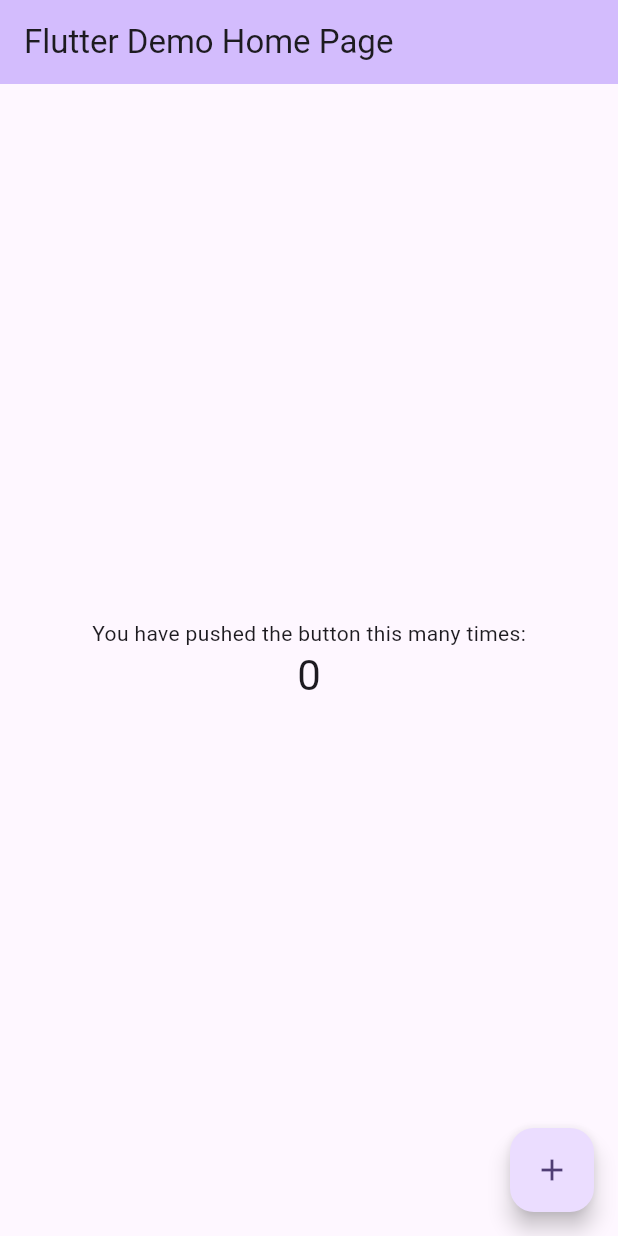
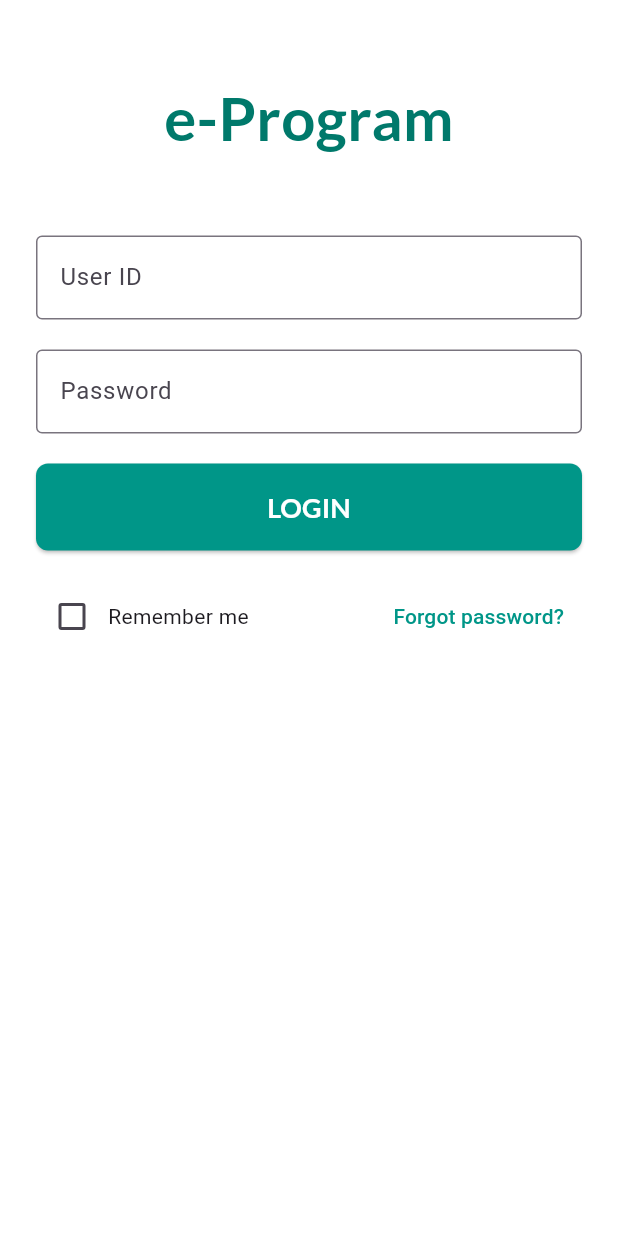
Before and after one commit to arshuvocse/eProgramApps, a Flutter app: the screen it shows after launch, on a phone screen of 412 x 824 dp. Run offline on Flutter 3.47's test engine with Material 3 defaults, Android fonts, the phone set to English and light mode, and no system bars; our stand-ins replace go_router, google_fonts.

Commit message:
Add all project files

```diff
--- a/lib/main.dart
+++ b/lib/main.dart
@@ -1,4 +1,8 @@
+
 import 'package:flutter/material.dart';
+import 'package:provider/provider.dart';
+import 'viewmodels/auth_viewmodel.dart';
+import 'router.dart';
 
 void main() {
   runApp(const MyApp());
@@ -7,116 +11,23 @@ void main() {
 class MyApp extends StatelessWidget {
   const MyApp({super.key});
 
-  // This widget is the root of your application.
   @override
   Widget build(BuildContext context) {
-    return MaterialApp(
-      title: 'Flutter Demo',
-      theme: ThemeData(
-        // This is the theme of your application.
-        //
-        // TRY THIS: Try running your application with "flutter run". You'll see
-        // the application has a purple toolbar. Then, without quitting the app,
-        // try changing the seedColor in the colorScheme below to Colors.green
-        // and then invoke "hot reload" (save your changes or press the "hot
-        // reload" button in a Flutter-supported IDE, or press "r" if you used
-        // the command line to start the app).
-        //
-        // Notice that the counter didn't reset back to zero; the application
-        // state is not lost during the reload. To reset the state, use hot
-        // restart instead.
-        //
-        // This works for code too, not just values: Most code changes can be
-        // tested with just a hot reload.
-        colorScheme: ColorScheme.fromSeed(seedColor: Colors.deepPurple),
+    return ChangeNotifierProvider(
+      create: (context) => AuthViewModel(),
+      child: Consumer<AuthViewModel>(
+        builder: (context, authViewModel, child) {
+          final appRouter = AppRouter(authViewModel: authViewModel);
+          return MaterialApp.router(
+            title: 'e-Program',
+            theme: ThemeData(
+              primarySwatch: Colors.teal,
+              visualDensity: VisualDensity.adaptivePlatformDensity,
+            ),
+            routerConfig: appRouter.router,
+          );
+        },
       ),
-      home: const MyHomePage(title: 'Flutter Demo Home Page'),
     );
   }
 }
-
-class MyHomePage extends StatefulWidget {
-  const MyHomePage({super.key, required this.title});
-
-  // This widget is the home page of your application. It is stateful, meaning
-  // that it has a State object (defined below) that contains fields that affect
-  // how it looks.
-
-  // This class is the configuration for the state. It holds the values (in this
-  // case the title) provided by the parent (in this case the App widget) and
-  // used by the build method of the State. Fields in a Widget subclass are
-  // always marked "final".
-
-  final String title;
-
-  @override
-  State<MyHomePage> createState() => _MyHomePageState();
-}
-
-class _MyHomePageState extends State<MyHomePage> {
-  int _counter = 0;
-
-  void _incrementCounter() {
-    setState(() {
-      // This call to setState tells the Flutter framework that something has
-      // changed in this State, which causes it to rerun the build method below
-      // so that the display can reflect the updated values. If we changed
-      // _counter without calling setState(), then the build method would not be
-      // called again, and so nothing would appear to happen.
-      _counter++;
-    });
-  }
-
-  @override
-  Widget build(BuildContext context) {
-    // This method is rerun every time setState is called, for instance as done
-    // by the _incrementCounter method above.
-    //
-    // The Flutter framework has been optimized to make rerunning build methods
-    // fast, so that you can just rebuild anything that needs updating rather
-    // than having to individually change instances of widgets.
-    return Scaffold(
-      appBar: AppBar(
-        // TRY THIS: Try changing the color here to a specific color (to
-        // Colors.amber, perhaps?) and trigger a hot reload to see the AppBar
-        // change color while the other colors stay the same.
-        backgroundColor: Theme.of(context).colorScheme.inversePrimary,
-        // Here we take the value from the MyHomePage object that was created by
-        // the App.build method, and use it to set our appbar title.
-        title: Text(widget.title),
-      ),
-      body: Center(
-        // Center is a layout widget. It takes a single child and positions it
-        // in the middle of the parent.
-        child: Column(
-          // Column is also a layout widget. It takes a list of children and
-          // arranges them vertically. By default, it sizes itself to fit its
-          // children horizontally, and tries to be as tall as its parent.
-          //
-          // Column has various properties to control how it sizes itself and
-          // how it positions its children. Here we use mainAxisAlignment to
-          // center the children vertically; the main axis here is the vertical
-          // axis because Columns are vertical (the cross axis would be
-          // horizontal).
-          //
-          // TRY THIS: Invoke "debug painting" (choose the "Toggle Debug Paint"
-          // action in the IDE, or press "p" in the console), to see the
-          // wireframe for each widget.
-          mainAxisAlignment: MainAxisAlignment.center,
-          children: <Widget>[
-            const Text('You have pushed the button this many times:'),
-            Text(
-              '$_counter',
-              style: Theme.of(context).textTheme.headlineMedium,
-            ),
-          ],
-        ),
-      ),
-      floatingActionButton: FloatingActionButton(
-        onPressed: _incrementCounter,
-        tooltip: 'Increment',
-        child: const Icon(Icons.add),
-      ), // This trailing comma makes auto-formatting nicer for build methods.
-    );
-  }
-}
--- /dev/null
+++ b/lib/router.dart
@@ -0,0 +1,37 @@
+
+import 'package:go_router/go_router.dart';
+import 'package:myapp/views/dashboard_view.dart';
+import 'package:myapp/views/login_view.dart';
+import 'viewmodels/auth_viewmodel.dart';
+
+class AppRouter {
+  final AuthViewModel authViewModel;
+
+  AppRouter({required this.authViewModel});
+
+  late final router = GoRouter(
+    refreshListenable: authViewModel,
+    routes: [
+      GoRoute(
+        path: '/',
+        builder: (context, state) => const LoginView(),
+        redirect: (context, state) {
+          if (authViewModel.isAuthenticated) {
+            return '/dashboard';
+          }
+          return null;
+        },
+      ),
+      GoRoute(
+        path: '/dashboard',
+        builder: (context, state) => const DashboardView(),
+        redirect: (context, state) {
+          if (!authViewModel.isAuthenticated) {
+            return '/';
+          }
+          return null;
+        },
+      ),
+    ],
+  );
+}
--- /dev/null
+++ b/lib/viewmodels/auth_viewmodel.dart
@@ -0,0 +1,25 @@
+
+import 'package:flutter/material.dart';
+
+class AuthViewModel with ChangeNotifier {
+  bool _isAuthenticated = false;
+
+  bool get isAuthenticated => _isAuthenticated;
+
+  Future<void> login(String userId, String password) async {
+    // Simulate a network request
+    await Future.delayed(const Duration(seconds: 1));
+
+    if (userId == 'Demo' && password == '1234') {
+      _isAuthenticated = true;
+      notifyListeners();
+    } else {
+      throw Exception('Invalid credentials');
+    }
+  }
+
+  void logout() {
+    _isAuthenticated = false;
+    notifyListeners();
+  }
+}
--- /dev/null
+++ b/lib/views/login_view.dart
@@ -0,0 +1,151 @@
+
+import 'package:flutter/material.dart';
+import 'package:google_fonts/google_fonts.dart';
+import 'package:provider/provider.dart';
+import '../viewmodels/auth_viewmodel.dart';
+
+class LoginView extends StatefulWidget {
+  const LoginView({super.key});
+
+  @override
+  State<LoginView> createState() => _LoginViewState();
+}
+
+class _LoginViewState extends State<LoginView> {
+  final _formKey = GlobalKey<FormState>();
+  final _userIdController = TextEditingController();
+  final _passwordController = TextEditingController();
+  bool _rememberMe = false;
+  bool _isLoading = false;
+
+  @override
+  Widget build(BuildContext context) {
+    final authViewModel = Provider.of<AuthViewModel>(context);
+
+    return Scaffold(
+      backgroundColor: Colors.white,
+      body: SafeArea(
+        child: SingleChildScrollView(
+          child: Padding(
+            padding: const EdgeInsets.symmetric(horizontal: 24.0, vertical: 50.0),
+            child: Form(
+              key: _formKey,
+              child: Column(
+                mainAxisAlignment: MainAxisAlignment.center,
+                crossAxisAlignment: CrossAxisAlignment.stretch,
+                children: [
+                  Text(
+                    'e-Program',
+                    textAlign: TextAlign.center,
+                    style: GoogleFonts.lato(
+                      fontSize: 40,
+                      fontWeight: FontWeight.bold,
+                      color: Colors.teal.shade700,
+                    ),
+                  ),
+                  const SizedBox(height: 50),
+                  TextFormField(
+                    controller: _userIdController,
+                    decoration: const InputDecoration(
+                      labelText: 'User ID',
+                      border: OutlineInputBorder(),
+                    ),
+                    validator: (value) {
+                      if (value == null || value.isEmpty) {
+                        return 'Please enter your User ID';
+                      }
+                      return null;
+                    },
+                  ),
+                  const SizedBox(height: 20),
+                  TextFormField(
+                    controller: _passwordController,
+                    obscureText: true,
+                    decoration: const InputDecoration(
+                      labelText: 'Password',
+                      border: OutlineInputBorder(),
+                    ),
+                    validator: (value) {
+                      if (value == null || value.isEmpty) {
+                        return 'Please enter your password';
+                      }
+                      return null;
+                    },
+                  ),
+                  const SizedBox(height: 20),
+                  _isLoading
+                      ? const Center(child: CircularProgressIndicator())
+                      : ElevatedButton(
+                          onPressed: () async {
+                            if (_formKey.currentState!.validate()) {
+                              setState(() {
+                                _isLoading = true;
+                              });
+                              try {
+                                await authViewModel.login(
+                                  _userIdController.text,
+                                  _passwordController.text,
+                                );
+                              } catch (e) {
+                                setState(() {
+                                  _isLoading = false;
+                                });
+                                ScaffoldMessenger.of(context).showSnackBar(
+                                  const SnackBar(
+                                    content: Text('Invalid credentials'),
+                                  ),
+                                );
+                              }
+                            }
+                          },
+                          style: ElevatedButton.styleFrom(
+                            backgroundColor: Colors.teal,
+                            padding: const EdgeInsets.symmetric(vertical: 16),
+                            shape: RoundedRectangleBorder(
+                              borderRadius: BorderRadius.circular(8),
+                            ),
+                          ),
+                          child: Text(
+                            'LOGIN',
+                            style: GoogleFonts.lato(
+                              fontSize: 18,
+                              fontWeight: FontWeight.bold,
+                              color: Colors.white,
+                            ),
+                          ),
+                        ),
+                  const SizedBox(height: 20),
+                  Row(
+                    mainAxisAlignment: MainAxisAlignment.spaceBetween,
+                    children: [
+                      Row(
+                        children: [
+                          Checkbox(
+                            value: _rememberMe,
+                            onChanged: (value) {
+                              setState(() {
+                                _rememberMe = value!;
+                              });
+                            },
+                          ),
+                          const Text('Remember me'),
+                        ],
+                      ),
+                      TextButton(
+                        onPressed: () {},
+                        child: const Text(
+                          'Forgot password?',
+                          style: TextStyle(color: Colors.teal),
+                        ),
+                      ),
+                    ],
+                  ),
+                ],
+              ),
+            ),
+          ),
+        ),
+      ),
+    );
+  }
+}
--- a/pubspec.yaml
+++ b/pubspec.yaml
@@ -34,6 +34,9 @@ dependencies:
   # The following adds the Cupertino Icons font to your application.
   # Use with the CupertinoIcons class for iOS style icons.
   cupertino_icons: ^1.0.8
+  provider: ^6.1.5+1
+  go_router: ^16.3.0
+  google_fonts: ^6.3.2
 
 dev_dependencies:
   flutter_test:
```
Also changed, not shown: lib/views/dashboard_view.dart (added, +109 -0 lines), pubspec.lock, 2 other files.
